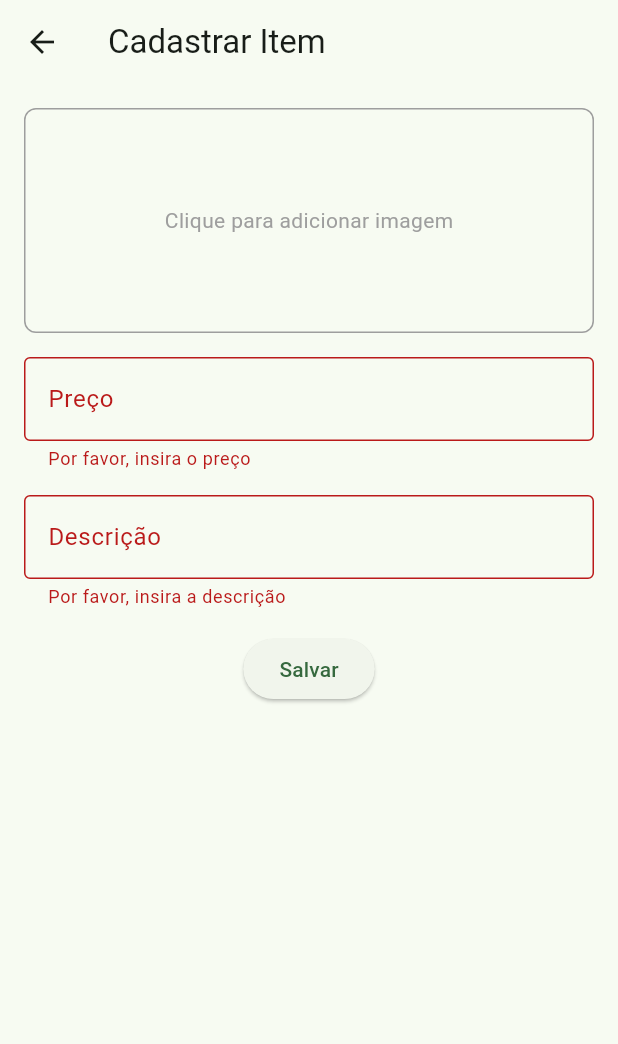
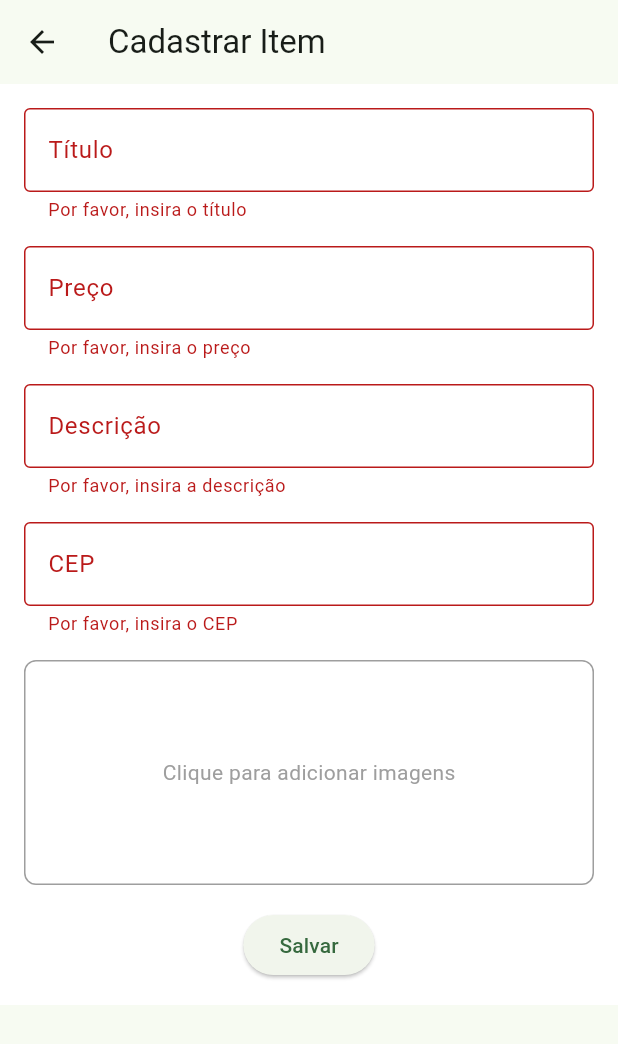
Before and after one commit to Danielsalesds/swaply-app, a Flutter app: the ItemForm screen opened directly, after a tap on "Salvar", on a phone screen of 412 x 824 dp. Shown: the top 1044 px of the screen. Run offline on Flutter 3.47's test engine with Material 3 defaults, Android fonts, the phone set to English and light mode, and no system bars; our stand-ins replace cloud_firestore, firebase_auth, firebase_core, image_picker, permission_handler; accounts and stored records are empty; generated files the repository leaves out were written again.

```diff
--- a/lib/main.dart
+++ b/lib/main.dart
@@ -1,3 +1,4 @@
+import 'package:firebase_auth/firebase_auth.dart';
 import 'package:flutter/material.dart';
 
 import 'package:firebase_core/firebase_core.dart';
@@ -5,6 +6,7 @@ import 'package:provider/provider.dart';
 import 'package:swaply/core/confg_provider.dart';
 import 'package:swaply/services/auth-service.dart';
 import 'package:swaply/ui/pages/home_pege.dart';
+import 'package:swaply/ui/widgets/item_form_card.dart';
 import 'package:swaply/ui/widgets/login_or_register_page.dart';
 import 'firebase_options.dart';
 
@@ -32,7 +34,7 @@ class MyApp extends StatelessWidget {
           colorScheme: ColorScheme.fromSeed(seedColor: const Color.fromARGB(255, 81, 196, 106)),
           useMaterial3: true,
         ),
-        home: const HomePage(),
+        home:  const HomePage(),
       ),
     );
   }
--- a/lib/ui/widgets/item_form_card.dart
+++ b/lib/ui/widgets/item_form_card.dart
@@ -1,8 +1,11 @@
 import 'package:cloud_firestore/cloud_firestore.dart';
+import 'package:firebase_auth/firebase_auth.dart';
 import 'package:flutter/material.dart';
-import 'package:image_picker/image_picker.dart'; // Para capturar imagens da galeria ou câmera
+import 'package:image_picker/image_picker.dart';
+import 'dart:io';
+import 'package:permission_handler/permission_handler.dart';
 import 'package:swaply/services/firestore_service.dart';
-import 'dart:io';
+
 
 class ItemForm extends StatefulWidget {
   const ItemForm({Key? key}) : super(key: key);
@@ -16,37 +19,79 @@ class _ItemFormState extends State<ItemForm> {
   final FirestoreService _firestoreService = FirestoreService();
 
   // Controladores para os campos
+  final TextEditingController _titleController = TextEditingController();
   final TextEditingController _priceController = TextEditingController();
   final TextEditingController _descriptionController = TextEditingController();
+  final TextEditingController _cepController = TextEditingController();
 
-  File? _selectedImage; // Para armazenar a imagem selecionada
   final ImagePicker _picker = ImagePicker();
+  List<File> _selectedImages = []; // Lista para armazenar múltiplas imagens
 
-  // Função para capturar imagem
-  Future<void> _pickImage() async {
-    final XFile? pickedFile = await _picker.pickImage(source: ImageSource.gallery);
+  // seleccionar imagem da galeria
+
+
+void _selectImages() async {
+  // Solicitar ao usuário para escolher entre tirar uma foto ou selecionar da galeria
+  final ImageSource? source = await showDialog<ImageSource>(
+    context: context,
+    builder: (context) => AlertDialog(
+      title: const Center(child: Text('Escolha uma imagem')),
+      actions: <Widget>[
+        Row(
+          mainAxisAlignment: MainAxisAlignment.center, // Centraliza os botões
+          children: <Widget>[
+            TextButton(
+              onPressed: () => Navigator.of(context).pop(ImageSource.camera),
+              child: const Text('Câmera'),
+            ),
+            TextButton(
+              onPressed: () => Navigator.of(context).pop(ImageSource.gallery),
+              child: const Text('Galeria'),
+            ),
+          ],
+        ),
+      ],
+    ),
+  );
+
+  if (source != null) {
+    // Usar o ImagePicker para pegar a imagem da fonte escolhida
+    final XFile? pickedFile = await _picker.pickImage(source: source);
+
     if (pickedFile != null) {
       setState(() {
-        _selectedImage = File(pickedFile.path);
+        // Converte a XFile para File e adiciona à lista de imagens selecionadas
+        _selectedImages = [File(pickedFile.path)];
       });
+    } else {
+      ScaffoldMessenger.of(context).showSnackBar(
+        const SnackBar(content: Text("Nenhuma imagem selecionada.")),
+      );
     }
   }
+}
+
+
+
 
   // Função para salvar os dados no Firestore
   Future<void> _saveItem() async {
     if (_formKey.currentState!.validate()) {
-      // Simula o upload de imagem
-      String imageUrl = _selectedImage != null ? "https://example.com/fake-image-url.jpg" : "";
+      try {
+        List<String> imageUrls = _selectedImages.map((image) {
+          return "https://example.com/fake-image-url.jpg"; // Simulação de URL da imagem
+        }).toList();
 
-      try {
-        // Salva no Firestore
         await _firestoreService.updateDocument(
           'items', // Coleção "items"
           DateTime.now().millisecondsSinceEpoch.toString(), // ID único baseado no timestamp
           {
+            'title': _titleController.text,
             'price': _priceController.text,
             'description': _descriptionController.text,
-            'imageUrl': imageUrl,
+            'cep': _cepController.text,
+            'imageUrls': imageUrls,
+            'userId': FirebaseAuth.instance.currentUser!.uid,
             'createdAt': FieldValue.serverTimestamp(),
           },
         );
@@ -55,11 +100,13 @@ class _ItemFormState extends State<ItemForm> {
           const SnackBar(content: Text('Item salvo com sucesso!')),
         );
 
-        // Limpa os campos e imagem após salvar
+        // Limpa os campos e imagens após salvar
+        _titleController.clear();
         _priceController.clear();
         _descriptionController.clear();
+        _cepController.clear();
         setState(() {
-          _selectedImage = null;
+          _selectedImages = [];
         });
       } catch (e) {
         ScaffoldMessenger.of(context).showSnackBar(
@@ -73,34 +120,27 @@ class _ItemFormState extends State<ItemForm> {
   Widget build(BuildContext context) {
     return Scaffold(
       appBar: AppBar(title: const Text('Cadastrar Item')),
-      body: Padding(
+      body: Container(
+        color: Colors.white,
         padding: const EdgeInsets.all(16.0),
         child: Form(
           key: _formKey,
+          child: SingleChildScrollView(
             child: Column(
               crossAxisAlignment: CrossAxisAlignment.start,
               children: [
-              GestureDetector(
-                onTap: _pickImage,
-                child: Container(
-                  height: 150,
-                  width: double.infinity,
-                  decoration: BoxDecoration(
-                    border: Border.all(color: Colors.grey),
-                    borderRadius: BorderRadius.circular(8),
+                TextFormField(
+                  controller: _titleController,
+                  decoration: const InputDecoration(
+                    labelText: 'Título',
+                    border: OutlineInputBorder(),
                   ),
-                  child: _selectedImage != null
-                      ? Image.file(
-                          _selectedImage!,
-                          fit: BoxFit.cover,
-                        )
-                      : const Center(
-                          child: Text(
-                            'Clique para adicionar imagem',
-                            style: TextStyle(color: Colors.grey),
-                          ),
-                        ),
-                ),
+                  validator: (value) {
+                    if (value == null || value.isEmpty) {
+                      return 'Por favor, insira o título';
+                    }
+                    return null;
+                  },
                 ),
                 const SizedBox(height: 16),
                 TextFormField(
@@ -132,6 +172,54 @@ class _ItemFormState extends State<ItemForm> {
                   },
                 ),
                 const SizedBox(height: 16),
+                TextFormField(
+                  controller: _cepController,
+                  keyboardType: TextInputType.number,
+                  decoration: const InputDecoration(
+                    labelText: 'CEP',
+                    border: OutlineInputBorder(),
+                  ),
+                  validator: (value) {
+                    if (value == null || value.isEmpty) {
+                      return 'Por favor, insira o CEP';
+                    }
+                    return null;
+                  },
+                ),
+                const SizedBox(height: 16),
+                GestureDetector(
+                  onTap: _selectImages,
+                  child: Container(
+                    height: 150,
+                    width: double.infinity,
+                    decoration: BoxDecoration(
+                      border: Border.all(color: Colors.grey),
+                      borderRadius: BorderRadius.circular(8),
+                    ),
+                    child: _selectedImages.isNotEmpty
+                        ? ListView.builder(
+                            scrollDirection: Axis.horizontal,
+                            itemCount: _selectedImages.length,
+                            itemBuilder: (context, index) {
+                              return Padding(
+                                padding: const EdgeInsets.all(4.0),
+                                child: Image.file(
+                                  _selectedImages[index],
+                                  fit: BoxFit.cover,
+                                  width: 100,
+                                ),
+                              );
+                            },
+                          )
+                        : const Center(
+                            child: Text(
+                              'Clique para adicionar imagens',
+                              style: TextStyle(color: Colors.grey),
+                            ),
+                          ),
+                  ),
+                ),
+                const SizedBox(height: 16),
                 Center(
                   child: ElevatedButton(
                     onPressed: _saveItem,
@@ -142,6 +230,7 @@ class _ItemFormState extends State<ItemForm> {
             ),
           ),
         ),
+      ),
     );
   }
 }
--- a/pubspec.yaml
+++ b/pubspec.yaml
@@ -40,6 +40,7 @@ dependencies:
   cloud_firestore: ^5.6.1
   provider: ^6.1.2
   image_picker: ^1.1.2
+  permission_handler: ^11.3.1
 
 dev_dependencies:
   flutter_test:
```
Also changed, not shown: lib/services/auth-service.dart (+9 -0 lines), lib/services/firestore_service.dart (+20 -1 lines), lib/ui/pages/home_pege.dart (+28 -3 lines), lib/ui/pages/register_page.dart (+3 -6 lines), lib/ui/pages/user_profile_page.dart (added, +90 -0 lines), lib/ui/widgets/menu_home.dart (added, +83 -0 lines), lib/ui/widgets/initial_home.dart (added), pubspec.lock, 1 other file. Lines whose indentation alone changed are shown as unchanged.
